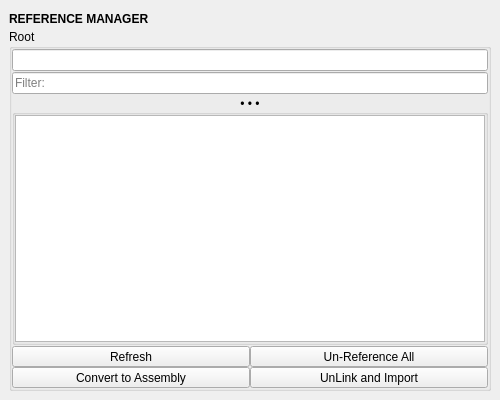
This is mayatk/env_utils/reference_manager.ui in m3trik/mayatk as Qt 5 draws it before an edit. The edited form follows.
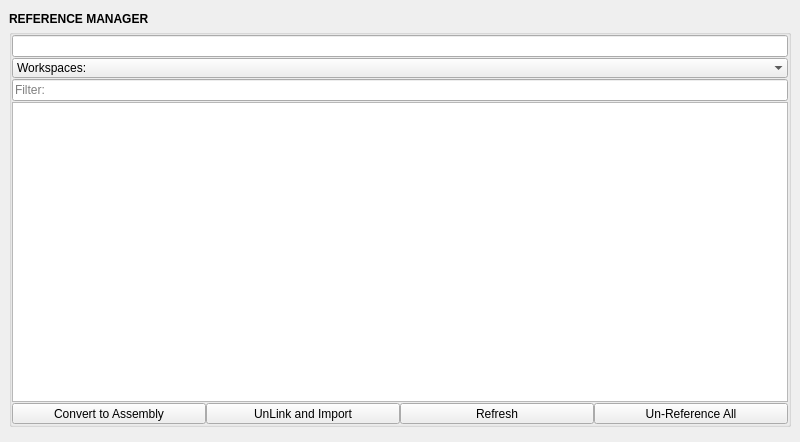
This is the edited form. Custom widgets are drawn as their Qt base class.

Diff of the .ui file:
```diff
--- a/mayatk/env_utils/reference_manager.ui
+++ b/mayatk/env_utils/reference_manager.ui
@@ -5,6 +5,14 @@
   <property name="enabled">
    <bool>true</bool>
   </property>
+  <property name="geometry">
+   <rect>
+    <x>0</x>
+    <y>0</y>
+    <width>800</width>
+    <height>442</height>
+   </rect>
+  </property>
   <property name="tabShape">
    <enum>QTabWidget::Triangular</enum>
   </property>
@@ -17,7 +25,7 @@
   <widget class="QWidget" name="central_widget">
    <property name="minimumSize">
     <size>
-     <width>500</width>
+     <width>800</width>
      <height>400</height>
     </size>
    </property>
@@ -49,7 +57,7 @@
       <item>
        <widget class="QGroupBox" name="File">
         <property name="title">
-         <string>Root</string>
+         <string/>
         </property>
         <layout class="QVBoxLayout" name="verticalLayout_3">
          <property name="spacing">
@@ -70,6 +78,36 @@
          <item>
           <widget class="LineEdit" name="txt000"/>
          </item>
+         <item>
+          <widget class="ComboBox" name="cmb000">
+           <property name="minimumSize">
+            <size>
+             <width>0</width>
+             <height>20</height>
+            </size>
+           </property>
+           <property name="maximumSize">
+            <size>
+             <width>16777215</width>
+             <height>20</height>
+            </size>
+           </property>
+           <property name="maxVisibleItems">
+            <number>30</number>
+           </property>
+           <property name="sizeAdjustPolicy">
+            <enum>QComboBox::AdjustToContentsOnFirstShow</enum>
+           </property>
+           <property name="frame">
+            <bool>false</bool>
+           </property>
+           <item>
+            <property name="text">
+             <string>Workspaces:</string>
+            </property>
+           </item>
+          </widget>
+         </item>
          <item>
           <widget class="QLineEdit" name="txt001">
            <property name="toolTip">
@@ -81,30 +119,13 @@
           </widget>
          </item>
          <item>
-          <widget class="CollapsableGroup" name="scenes_group">
-           <property name="title">
-            <string>• • •</string>
+          <widget class="TableWidget" name="tbl000">
+           <property name="minimumSize">
+            <size>
+             <width>0</width>
+             <height>300</height>
+            </size>
            </property>
-           <property name="alignment">
-            <set>Qt::AlignCenter</set>
-           </property>
-           <layout class="QVBoxLayout" name="verticalLayout_4">
-            <property name="leftMargin">
-             <number>0</number>
-            </property>
-            <property name="topMargin">
-             <number>0</number>
-            </property>
-            <property name="rightMargin">
-             <number>0</number>
-            </property>
-            <property name="bottomMargin">
-             <number>0</number>
-            </property>
-            <item>
-             <widget class="QListWidget" name="list000"/>
-            </item>
-           </layout>
           </widget>
          </item>
          <item>
@@ -112,7 +133,7 @@
            <property name="spacing">
             <number>0</number>
            </property>
-           <item row="0" column="1">
+           <item row="1" column="4">
             <widget class="QPushButton" name="b002">
              <property name="minimumSize">
               <size>
@@ -134,29 +155,7 @@
              </property>
             </widget>
            </item>
-           <item row="0" column="0">
-            <widget class="QPushButton" name="b004">
-             <property name="minimumSize">
-              <size>
-               <width>0</width>
-               <height>21</height>
-              </size>
-             </property>
-             <property name="maximumSize">
-              <size>
-               <width>16777215</width>
-               <height>21</height>
-              </size>
-             </property>
-             <property name="toolTip">
-              <string>&lt;html&gt;&lt;head/&gt;&lt;body&gt;&lt;p&gt;Refresh the list of references based on the current workspace and filter settings.&lt;/p&gt;&lt;p&gt;Also updates any references in the scene to their latest versions.&lt;/p&gt;&lt;/body&gt;&lt;/html&gt;</string>
-             </property>
-             <property name="text">
-              <string>Refresh</string>
-             </property>
-            </widget>
-           </item>
-           <item row="1" column="0">
+           <item row="1" column="1">
             <widget class="QPushButton" name="b005">
              <property name="minimumSize">
               <size>
@@ -178,7 +177,7 @@
              </property>
             </widget>
            </item>
-           <item row="1" column="1">
+           <item row="1" column="2">
             <widget class="QPushButton" name="b003">
              <property name="minimumSize">
               <size>
@@ -200,11 +199,46 @@
              </property>
             </widget>
            </item>
+           <item row="1" column="3">
+            <widget class="QPushButton" name="b004">
+             <property name="minimumSize">
+              <size>
+               <width>0</width>
+               <height>21</height>
+              </size>
+             </property>
+             <property name="maximumSize">
+              <size>
+               <width>16777215</width>
+               <height>21</height>
+              </size>
+             </property>
+             <property name="toolTip">
+              <string>&lt;html&gt;&lt;head/&gt;&lt;body&gt;&lt;p&gt;Refresh the list of references based on the current workspace and filter settings.&lt;/p&gt;&lt;p&gt;Also updates any references in the scene to their latest versions.&lt;/p&gt;&lt;/body&gt;&lt;/html&gt;</string>
+             </property>
+             <property name="text">
+              <string>Refresh</string>
+             </property>
+            </widget>
+           </item>
           </layout>
          </item>
         </layout>
        </widget>
       </item>
+      <item>
+       <spacer name="verticalSpacer">
+        <property name="orientation">
+         <enum>Qt::Vertical</enum>
+        </property>
+        <property name="sizeHint" stdset="0">
+         <size>
+          <width>0</width>
+          <height>10</height>
+         </size>
+        </property>
+       </spacer>
+      </item>
      </layout>
     </item>
    </layout>
@@ -217,16 +251,20 @@
    <header>uitk.widgets.header.Header.h</header>
   </customwidget>
   <customwidget>
-   <class>CollapsableGroup</class>
-   <extends>QGroupBox</extends>
-   <header>uitk.widgets.collapsableGroup.CollapsableGroup.h</header>
-   <container>1</container>
+   <class>TableWidget</class>
+   <extends>QTableWidget</extends>
+   <header>uitk.widgets.tableWidget.TableWidget.h</header>
   </customwidget>
   <customwidget>
    <class>LineEdit</class>
    <extends>QLineEdit</extends>
    <header>widgets.lineedit.h</header>
   </customwidget>
+  <customwidget>
+   <class>ComboBox</class>
+   <extends>QComboBox</extends>
+   <header>uitk.widgets.comboBox.ComboBox.h</header>
+  </customwidget>
  </customwidgets>
  <resources/>
  <connections/>
```
